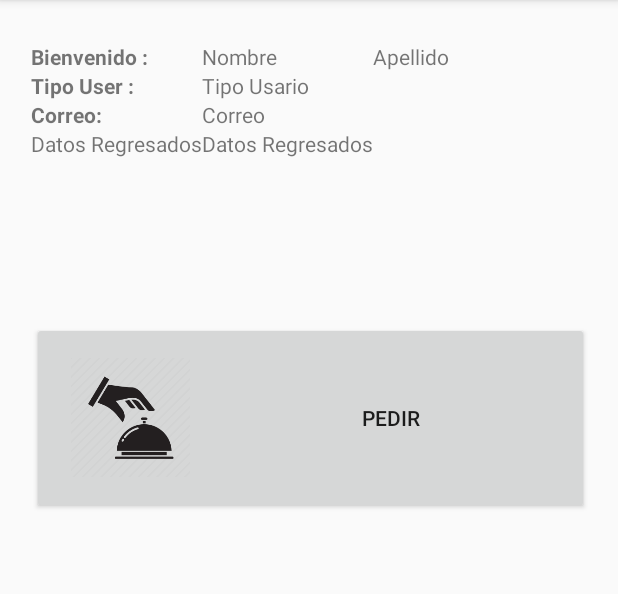
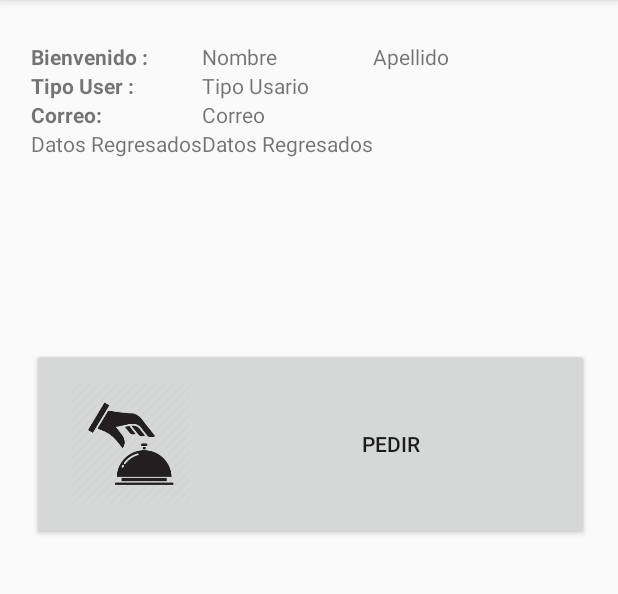
Before and after one commit to ArielJinde/jinde_ariel_examen2, an Android app: the screen it shows after launch once a user with an empty profile is signed in (Home_Activity), on a phone screen of 412 x 824 dp, the part 84-678 px from its top. Run offline under Robolectric (Android 15) with nearby library versions, the phone set to English and light mode, and no system bars; our stand-ins replace Firebase (no records; nobody signed in at launch, a user with empty details on screens opened directly).

Commit message:
commit 20h15

```diff
--- a/app/src/main/res/layout/activity_home.xml
+++ b/app/src/main/res/layout/activity_home.xml
@@ -40,17 +40,19 @@
 
             <TextView
                 android:id="@+id/textView_Nombre"
-                android:layout_width="113dp"
+                android:layout_width="15dp"
+                android:layout_height="wrap_content"
                 android:text="@string/nombre"
                 app:layout_column="1"
+
                 app:layout_gravity="fill_horizontal"
-
                 app:layout_row="0" />
 
             <TextView
                 android:id="@+id/textView_Apellido"
-                android:layout_width="151dp"
+                android:layout_width="10dp"
 
+                android:layout_height="wrap_content"
                 android:text="Apellido"
                 app:layout_column="2"
                 app:layout_gravity="fill_horizontal"
@@ -118,24 +120,25 @@
         android:orientation="vertical"
         app:layout_constraintBottom_toBottomOf="parent"
         app:layout_constraintEnd_toEndOf="parent"
+        app:layout_constraintHorizontal_bias="0.0"
         app:layout_constraintStart_toStartOf="parent"
-        app:layout_constraintTop_toBottomOf="@+id/linearLayout">
+        app:layout_constraintTop_toBottomOf="@+id/linearLayout"
+        app:layout_constraintVertical_bias="1.0">
 
         <Button
             android:id="@+id/button_Pedir"
             android:layout_width="match_parent"
             android:layout_height="128dp"
-            android:text="@string/pedir"
             android:drawableLeft="@mipmap/ic_order_foreground"
-            />
+            android:text="@string/pedir" />
 
 
         <Button
             android:id="@+id/button_Admin"
             android:layout_width="match_parent"
             android:layout_height="152dp"
-            android:text="@string/administar"
-            android:drawableLeft="@mipmap/ic_admin_foreground"/>
+            android:drawableLeft="@mipmap/ic_admin_foreground"
+            android:text="@string/administar" />
     </LinearLayout>
 
 </androidx.constraintlayout.widget.ConstraintLayout>
```
